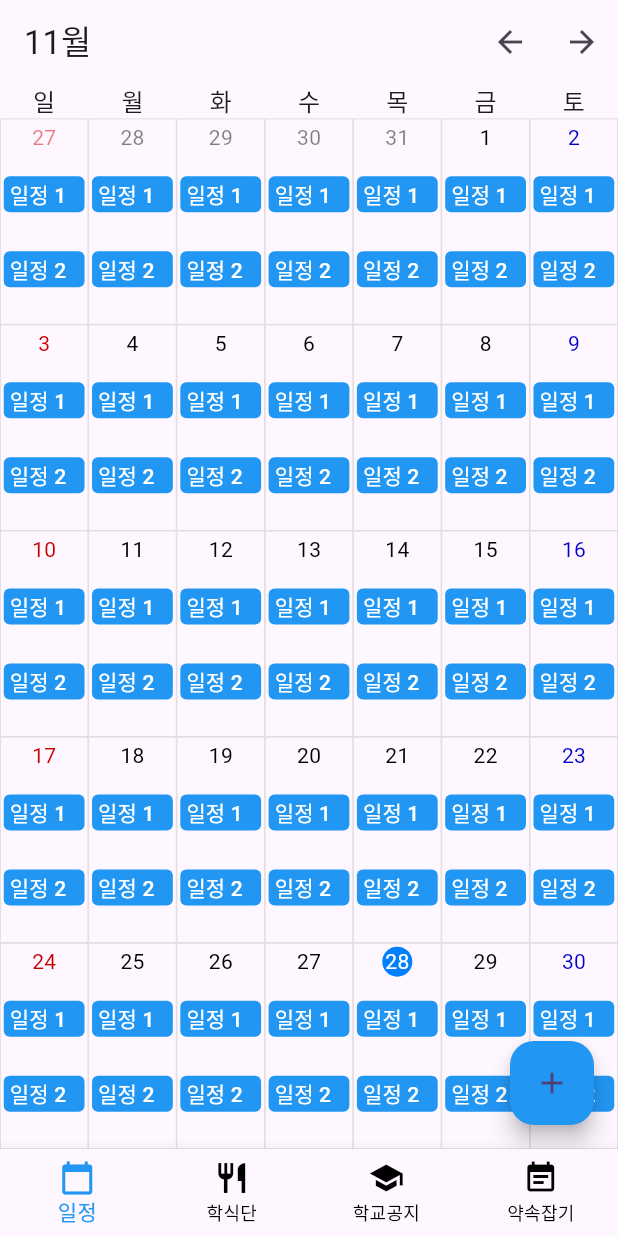
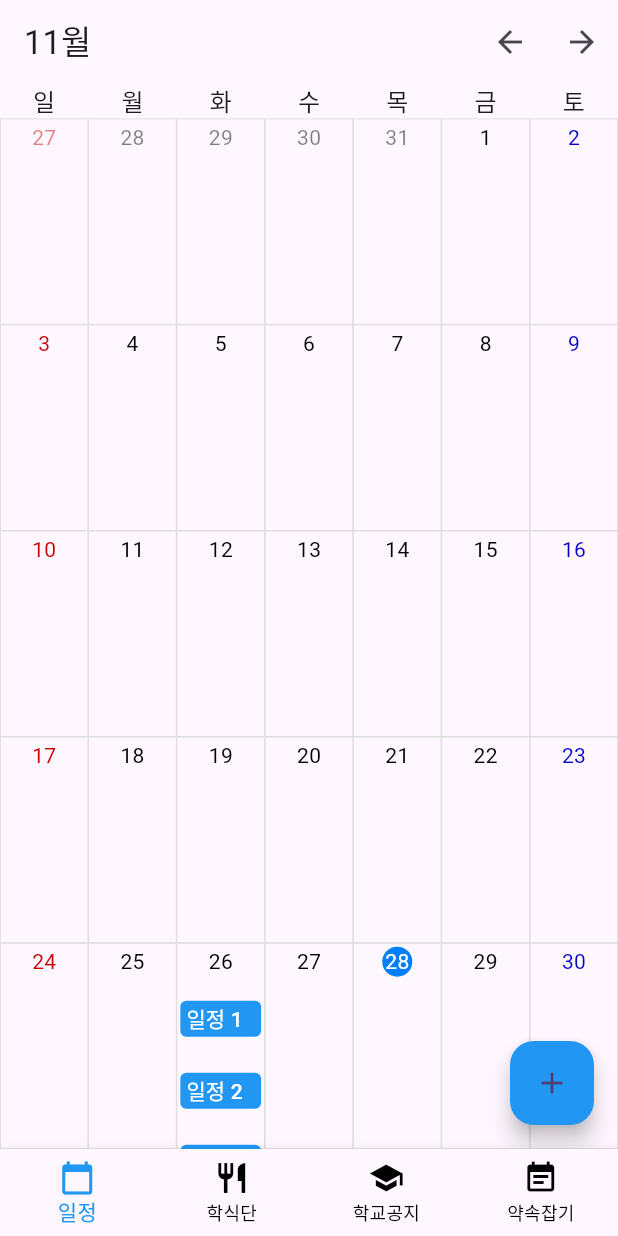
Before and after one commit to siwan9/Kumoh-Calendar, a Flutter app: the screen it shows after launch, on a phone screen of 412 x 824 dp. Run offline on Flutter 3.47's test engine with Material 3 defaults, Android fonts, the light colour scheme and no system bars; our stand-ins replace firebase_core; accounts and stored records are empty; generated files the repository leaves out were written again.

Commit message:
feat: schedule data 객체 정의, 일정 객체랑 ui 연결

```diff
--- a/lib/calendar_page/date_item.dart
+++ b/lib/calendar_page/date_item.dart
@@ -1,13 +1,18 @@
 import 'package:flutter/material.dart';
+import 'package:kumoh_calendar/data/schedule_data.dart';
 
-import 'schedule_item.dart';
+import 'date_schedule_item.dart';
 
 class DateItemWidget extends StatefulWidget {
   const DateItemWidget(
-      {super.key, required this.date, this.isCurrentMonth = true});
+      {super.key,
+      required this.date,
+      this.isCurrentMonth = true,
+      this.schedules = const []});
 
   final DateTime date;
   final bool isCurrentMonth;
+  final List<ScheduleData> schedules;
 
   @override
   State<DateItemWidget> createState() => _DateItemState();
@@ -28,11 +33,9 @@ class _DateItemState extends State<DateItemWidget> {
   Widget build(BuildContext context) {
     var alpha = widget.isCurrentMonth ? 255 : 128;
 
-    var schedules = <Widget>[
-      const ScheduleItemWidget(name: '일정 1'),
-      const SizedBox(height: 2),
-      const ScheduleItemWidget(name: '일정 2'),
-    ];
+    var schedules = widget.schedules
+        .map((e) => ScheduleItemWidget(schedule: e))
+        .toList(growable: false);
 
     return Container(
       padding: const EdgeInsets.all(2),
@@ -55,13 +58,11 @@ class _DateItemState extends State<DateItemWidget> {
                 style: TextStyle(
                     color: isToday
                         ? Color.fromARGB(alpha, 255, 255, 255)
-                        : (
-                          widget.date.weekday == 7 ?
-                          Color.fromARGB(alpha, 200, 0, 0) :
-                          widget.date.weekday == 6 ?
-                          Color.fromARGB(alpha, 0, 0, 200) :
-                          Color.fromARGB(alpha, 0, 0, 0))
-                        ),
+                        : (widget.date.weekday == 7
+                            ? Color.fromARGB(alpha, 200, 0, 0)
+                            : widget.date.weekday == 6
+                                ? Color.fromARGB(alpha, 0, 0, 200)
+                                : Color.fromARGB(alpha, 0, 0, 0))),
                 widget.date.day.toString()),
           ),
           const SizedBox(height: 4),
--- a/lib/calendar_page/schedule_item.dart
+++ b/lib/calendar_page/date_schedule_item.dart
@@ -1,9 +1,10 @@
 import 'package:flutter/material.dart';
+import 'package:kumoh_calendar/data/schedule_data.dart';
 
 class ScheduleItemWidget extends StatelessWidget {
-  const ScheduleItemWidget({super.key, required this.name});
+  const ScheduleItemWidget({super.key, required this.schedule});
 
-  final String name;
+  final ScheduleData schedule;
 
   @override
   Widget build(BuildContext context) {
@@ -13,12 +14,13 @@ class ScheduleItemWidget extends StatelessWidget {
         backgroundColor: WidgetStateProperty.all(Colors.blue),
         alignment: Alignment.centerLeft,
         minimumSize: WidgetStateProperty.all(const Size(0, 24)),
-        padding: WidgetStateProperty.all(const EdgeInsets.symmetric(horizontal: 4)),
+        padding:
+            WidgetStateProperty.all(const EdgeInsets.symmetric(horizontal: 4)),
         shape: WidgetStateProperty.all(RoundedRectangleBorder(
           borderRadius: BorderRadius.circular(4),
         )),
       ),
-      child: Text(style: const TextStyle(color: Colors.white), name),
+      child: Text(style: const TextStyle(color: Colors.white), schedule.name),
     );
   }
 }
--- a/lib/calendar_page/page.dart
+++ b/lib/calendar_page/page.dart
@@ -1,5 +1,9 @@
+import 'dart:math';
+
 import 'package:flutter/material.dart';
 import 'package:kumoh_calendar/calendar_page/date_item.dart';
+
+import '../data/schedule_data.dart';
 
 class CalendarPage extends StatefulWidget {
   const CalendarPage({super.key});
@@ -13,6 +17,8 @@ class _CalendarPageState extends State<CalendarPage> {
   int _currentMonth = DateTime.now().month;
   String _title = "0월";
 
+  List<ScheduleData> _schedules = [];
+
   DateTime get _firstDateOfMonth {
     return DateTime(_currentYear, _currentMonth, 1);
   }
@@ -23,6 +29,23 @@ class _CalendarPageState extends State<CalendarPage> {
     WidgetsBinding.instance.addPostFrameCallback((_) {
       setState(() {
         _title = "$_currentMonth월";
+
+        // dummy data
+        _schedules = List.generate(10, (index) {
+          var startDate = DateTime(DateTime.now().year, DateTime.now().month,
+              Random().nextInt(27) + 1);
+          return ScheduleData(
+            id: index + 1,
+            name: '일정 ${index + 1}',
+            userId: 1, // 0에서 99 사이의 랜덤 사용자 ID
+            startDate: startDate,
+            endDate: startDate,
+            place: 'Place ${index + 1}',
+            memo: 'Memo for schedule ${index + 1}',
+            participants: List.generate(
+                Random().nextInt(5) + 1, (_) => Random().nextInt(100)),
+          );
+        });
       });
     });
   }
@@ -68,6 +91,13 @@ class _CalendarPageState extends State<CalendarPage> {
                 key: ValueKey(dateTime),
                 date: dateTime,
                 isCurrentMonth: dateTime.month == _currentMonth,
+                schedules: [
+                  for (var schedule in _schedules)
+                    if (schedule.startDate.day == dateTime.day &&
+                        schedule.startDate.month == dateTime.month &&
+                        schedule.startDate.year == dateTime.year)
+                      schedule
+                ],
               ));
             }));
 
--- /dev/null
+++ b/lib/data/schedule_data.dart
@@ -0,0 +1,60 @@
+/*
+### 일정
+
+- id(number)
+- 이름 (string)
+- 유저 id (number)
+- 시작 날짜/시간 (timestamp)
+- 종료 날짜/시간 (timestamp, optional)
+- 장소 (string)
+- 메모 (string)
+- 참여 유저 id (number list)
+*/
+
+class ScheduleData {
+  final int id;
+  final String name;
+  final int userId;
+  final DateTime startDate;
+  final DateTime endDate;
+  final String place;
+  final String memo;
+  final List<int> participants;
+
+  ScheduleData({
+    required this.id,
+    required this.name,
+    required this.userId,
+    required this.startDate,
+    required this.endDate,
+    required this.place,
+    required this.memo,
+    required this.participants,
+  });
+
+  factory ScheduleData.fromJson(Map<String, dynamic> json) {
+    return ScheduleData(
+      id: json['id'],
+      name: json['name'],
+      userId: json['userId'],
+      startDate: DateTime.parse(json['startDate']),
+      endDate: DateTime.parse(json['endDate']),
+      place: json['place'],
+      memo: json['memo'],
+      participants: List<int>.from(json['participants']),
+    );
+  }
+
+  Map<String, dynamic> toJson() {
+    return {
+      'id': id,
+      'name': name,
+      'userId': userId,
+      'startDate': startDate.toIso8601String(),
+      'endDate': endDate.toIso8601String(),
+      'place': place,
+      'memo': memo,
+      'participants': participants,
+    };
+  }
+}
```
